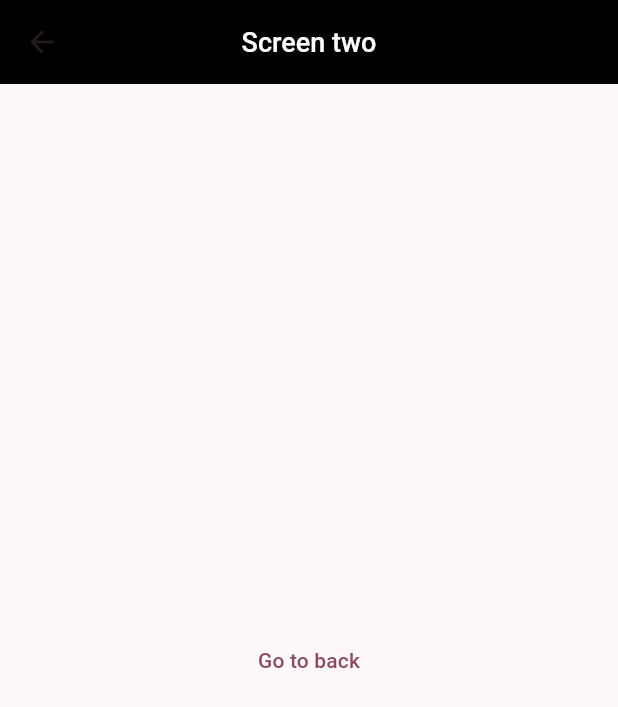
After one commit to MuhammadBilalAbid/getx, a Flutter app: the ScreenTwo screen opened by its route, on a phone screen of 412 x 824 dp. The commit adds this screen. Shown: the top 707 px of the screen. Run offline on Flutter 3.47's test engine with Material 3 defaults, Android fonts, the phone set to English and light mode, and no system bars; our stand-ins replace get.

Commit message:
get routes

```diff
--- a/lib/main.dart
+++ b/lib/main.dart
@@ -1,6 +1,8 @@
 import 'package:flutter/material.dart';
 import 'package:get/get.dart';
 import 'package:getx_eample/home_screen.dart';
+import 'package:getx_eample/screen_one.dart';
+import 'package:getx_eample/screen_two.dart';
 
 void main() {
   runApp(const MyApp());
@@ -28,6 +30,11 @@ class MyApp extends StatelessWidget {
         ),
       ),
       home: const HomeScreen(),
+      getPages: [
+        GetPage(name: '/', page: () => const HomeScreen()),
+        GetPage(name: '/screen-one', page: () => ScreenOne()),
+        GetPage(name: '/screen-two', page: () => const ScreenTwo()),
+      ],
     );
   }
 }
--- /dev/null
+++ b/lib/screen_two.dart
@@ -0,0 +1,35 @@
+import 'package:flutter/material.dart';
+import 'package:get/get.dart';
+import 'package:getx_eample/home_screen.dart';
+
+class ScreenTwo extends StatefulWidget {
+  const ScreenTwo({super.key});
+
+  @override
+  State<ScreenTwo> createState() => _ScreenTwoState();
+}
+
+class _ScreenTwoState extends State<ScreenTwo> {
+  @override
+  Widget build(BuildContext context) {
+    return Scaffold(
+      appBar: AppBar(
+        title: const Text("Screen two"),
+      ),
+      body: Column(
+        mainAxisAlignment: MainAxisAlignment.center,
+        crossAxisAlignment: CrossAxisAlignment.center,
+        children: [
+          Center(
+            child: TextButton(
+              onPressed: () {
+                Get.offAll(const HomeScreen());
+              },
+              child: const Text("Go to back"),
+            ),
+          )
+        ],
+      ),
+    );
+  }
+}
```
Also changed, not shown: lib/home_screen.dart (+42 -31 lines), lib/screen_one.dart (added, +35 -0 lines).
